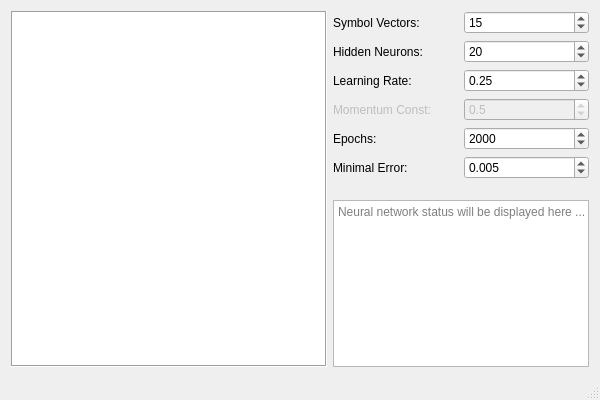
Above: src/mainwindow.ui from jonpas/FERI-SymRec before the change. Below: the same form after it.
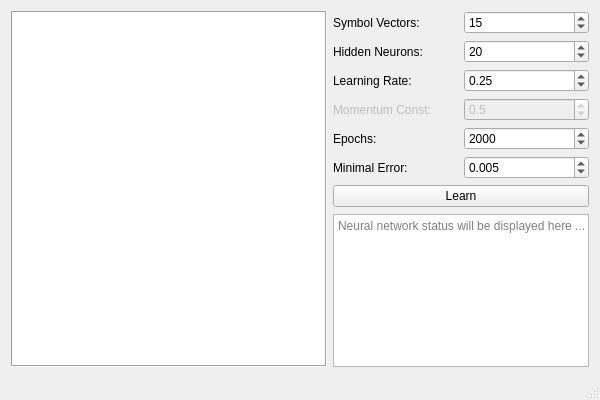
That is the form after the change. Custom widgets are drawn as their Qt base class.

```diff
--- a/src/mainwindow.ui
+++ b/src/mainwindow.ui
@@ -198,6 +198,13 @@
         </item>
        </layout>
       </item>
+      <item>
+       <widget class="QPushButton" name="pushButtonLearn">
+        <property name="text">
+         <string>Learn</string>
+        </property>
+       </widget>
+      </item>
       <item>
        <spacer name="verticalSpacer">
         <property name="orientation">
```
